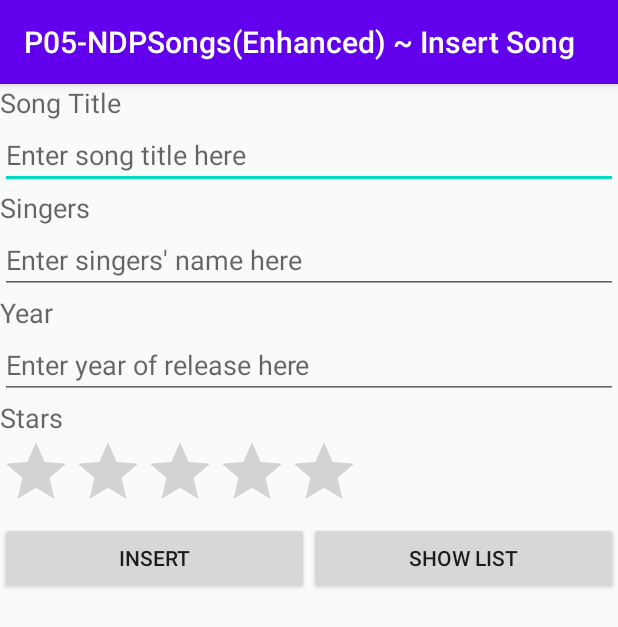
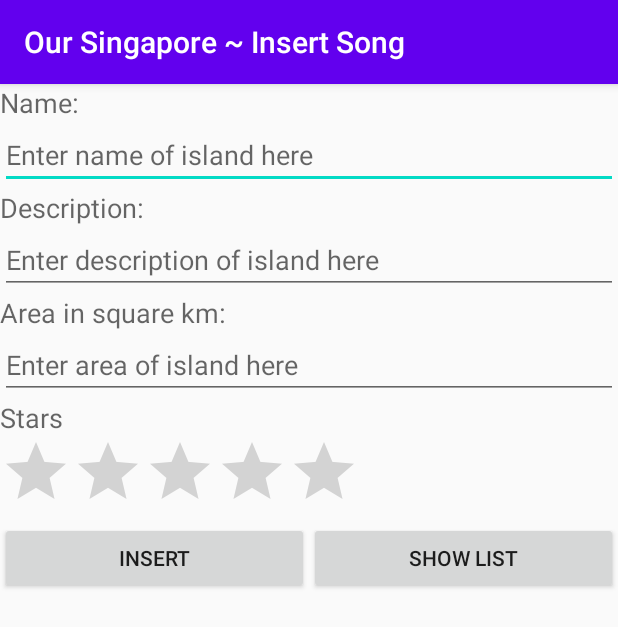
Before and after one commit to ariqah/OurSingaporeIslands, an Android app: the screen it shows after launch (MainActivity), on a phone screen of 412 x 824 dp. Shown: the top 627 px of the screen. Run offline under Robolectric (Android 15) with nearby library versions, the phone set to English and light mode, and no system bars.

Commit message:
L11 Changes

```diff
--- a/app/src/main/java/com/myapplicationdev/android/p05_ndpsongs/CustomAdapter.java
+++ b/app/src/main/java/com/myapplicationdev/android/p05_ndpsongs/CustomAdapter.java
@@ -45,7 +45,7 @@ public class CustomAdapter extends ArrayAdapter {
         ImageView ivNew = rowView.findViewById(R.id.imageViewNew);
         RatingBar rbSong = rowView.findViewById(R.id.ratingBarSong);
 
-        // Obtain the Android Version information based on the position
+        // Obtain the song information based on the position
         Song currentSong = tasksArrayList.get(position);
 
         // Set values to the TextView to display the corresponding information
--- a/app/src/main/java/com/myapplicationdev/android/p05_ndpsongs/DBHelper.java
+++ b/app/src/main/java/com/myapplicationdev/android/p05_ndpsongs/DBHelper.java
@@ -87,6 +87,7 @@ public class DBHelper extends SQLiteOpenHelper {
 		cursor.close();
 		db.close();
 		return songslist;
+
 	}
 
 	public ArrayList<Song> getAllSongsByStars(int starsFilter) {
@@ -94,7 +95,7 @@ public class DBHelper extends SQLiteOpenHelper {
 
 		SQLiteDatabase db = this.getReadableDatabase();
         String[] columns= {COLUMN_ID, COLUMN_TITLE, COLUMN_SINGERS, COLUMN_YEAR, COLUMN_STARS};
-        String condition = COLUMN_STARS + ">= ?";
+        String condition = COLUMN_STARS + " = ?";
         String[] args = {String.valueOf(starsFilter)};
 
         //String selectQuery = "SELECT " + COLUMN_ID + ","
--- a/app/src/main/res/layout/activity_main.xml
+++ b/app/src/main/res/layout/activity_main.xml
@@ -10,39 +10,39 @@
     <TextView
         android:layout_width="wrap_content"
         android:layout_height="wrap_content"
-        android:text="@string/title"
+        android:text="Name:"
         android:textAppearance="?android:attr/textAppearanceMedium" />
 
     <EditText
         android:id="@+id/etTitle"
         android:layout_width="match_parent"
         android:layout_height="wrap_content"
-        android:hint="@string/hint_title" />
+        android:hint="Enter name of island here" />
 
     <TextView
         android:layout_width="wrap_content"
         android:layout_height="wrap_content"
-        android:text="@string/singers"
+        android:text="Description:"
         android:textAppearance="?android:attr/textAppearanceMedium" />
 
     <EditText
         android:id="@+id/etSingers"
         android:layout_width="match_parent"
         android:layout_height="wrap_content"
-        android:hint="@string/hint_singers" />
+        android:hint="Enter description of island here" />
 
 
     <TextView
         android:layout_width="wrap_content"
         android:layout_height="wrap_content"
-        android:text="@string/year"
+        android:text="Area in square km:"
         android:textAppearance="?android:attr/textAppearanceMedium" />
 
     <EditText
         android:id="@+id/etYear"
         android:layout_width="match_parent"
         android:layout_height="wrap_content"
-        android:hint="@string/hint_year" />
+        android:hint="Enter area of island here" />
 
 
     <TextView
--- a/app/src/main/res/values/strings.xml
+++ b/app/src/main/res/values/strings.xml
@@ -1,5 +1,5 @@
 <resources>
-    <string name="app_name">P05-NDPSongs(Enhanced)</string>
+    <string name="app_name">Our Singapore</string>
     <string name="title">Song Title</string>
     <string name="hint_title">Enter song title here</string>
     <string name="singers">Singers</string>
```
Also changed, not shown: app/src/main/java/com/myapplicationdev/android/p05_ndpsongs/SecondActivity.java (+8 -8 lines), app/src/main/java/com/myapplicationdev/android/p05_ndpsongs/ThirdActivity.java (+32 -3 lines).
